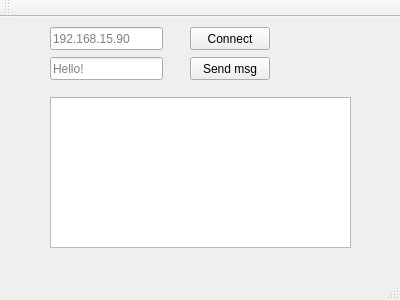
Old version of the form game/sbattle/mainwindow.ui in the repository mgrunfiter/cjunior-2019.
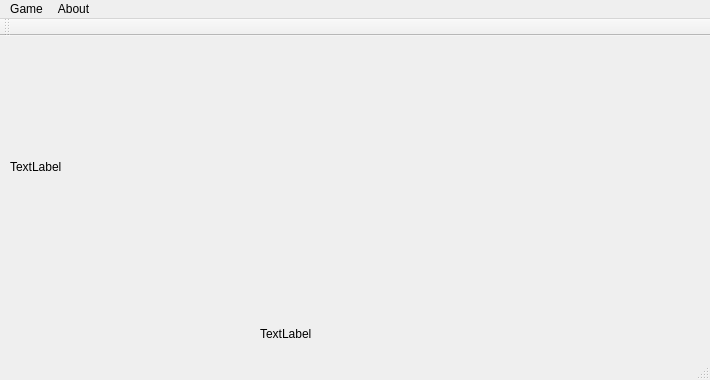
New version of the form.

The edit to the form file:
```diff
--- a/game/sbattle/mainwindow.ui
+++ b/game/sbattle/mainwindow.ui
@@ -6,74 +6,56 @@
    <rect>
     <x>0</x>
     <y>0</y>
-    <width>400</width>
-    <height>300</height>
+    <width>710</width>
+    <height>380</height>
    </rect>
   </property>
+  <property name="sizePolicy">
+   <sizepolicy hsizetype="Minimum" vsizetype="Minimum">
+    <horstretch>0</horstretch>
+    <verstretch>0</verstretch>
+   </sizepolicy>
+  </property>
+  <property name="minimumSize">
+   <size>
+    <width>710</width>
+    <height>380</height>
+   </size>
+  </property>
+  <property name="maximumSize">
+   <size>
+    <width>710</width>
+    <height>380</height>
+   </size>
+  </property>
   <property name="windowTitle">
    <string>MainWindow</string>
   </property>
   <widget class="QWidget" name="centralWidget">
-   <widget class="QPushButton" name="pbConnect">
+   <widget class="QLabel" name="lbState">
     <property name="geometry">
      <rect>
-      <x>190</x>
-      <y>10</y>
-      <width>80</width>
-      <height>23</height>
+      <x>260</x>
+      <y>290</y>
+      <width>251</width>
+      <height>16</height>
      </rect>
     </property>
     <property name="text">
-     <string>Connect</string>
+     <string>TextLabel</string>
     </property>
    </widget>
-   <widget class="QLineEdit" name="leIP">
+   <widget class="QLabel" name="lbBackground">
     <property name="geometry">
      <rect>
-      <x>50</x>
-      <y>10</y>
-      <width>113</width>
-      <height>23</height>
+      <x>10</x>
+      <y>0</y>
+      <width>691</width>
+      <height>261</height>
      </rect>
     </property>
-    <property name="placeholderText">
-     <string>192.168.15.90</string>
-    </property>
-   </widget>
-   <widget class="QPlainTextEdit" name="pteText">
-    <property name="geometry">
-     <rect>
-      <x>50</x>
-      <y>80</y>
-      <width>301</width>
-      <height>151</height>
-     </rect>
-    </property>
-   </widget>
-   <widget class="QLineEdit" name="leMsg">
-    <property name="geometry">
-     <rect>
-      <x>50</x>
-      <y>40</y>
-      <width>113</width>
-      <height>23</height>
-     </rect>
-    </property>
-    <property name="placeholderText">
-     <string>Hello!</string>
-    </property>
-   </widget>
-   <widget class="QPushButton" name="pbSend">
-    <property name="geometry">
-     <rect>
-      <x>190</x>
-      <y>40</y>
-      <width>80</width>
-      <height>23</height>
-     </rect>
-    </property>
     <property name="text">
-     <string>Send msg</string>
+     <string>TextLabel</string>
     </property>
    </widget>
   </widget>
@@ -82,10 +64,28 @@
     <rect>
      <x>0</x>
      <y>0</y>
-     <width>400</width>
+     <width>710</width>
      <height>20</height>
     </rect>
    </property>
+   <widget class="QMenu" name="menuGame">
+    <property name="title">
+     <string>Game</string>
+    </property>
+    <addaction name="actionAutoranging"/>
+    <addaction name="separator"/>
+    <addaction name="actionReady"/>
+    <addaction name="separator"/>
+    <addaction name="actionExit"/>
+   </widget>
+   <widget class="QMenu" name="menuAbout">
+    <property name="title">
+     <string>About</string>
+    </property>
+    <addaction name="actionAbout"/>
+   </widget>
+   <addaction name="menuGame"/>
+   <addaction name="menuAbout"/>
   </widget>
   <widget class="QToolBar" name="mainToolBar">
    <attribute name="toolBarArea">
```
Left out of the diff: 32 changed lines with no effect on the pictures.
